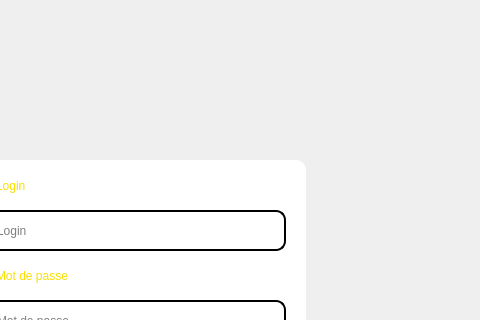
The window that gestion des personnes d'aides/dialog1.ui (yanni2302/smart_parental_monitoring_2A22) describes before a commit, drawn with Qt 5; both pictures show x 475 to 955 and y 0 to 320 of the 955 by 659 pixel window.
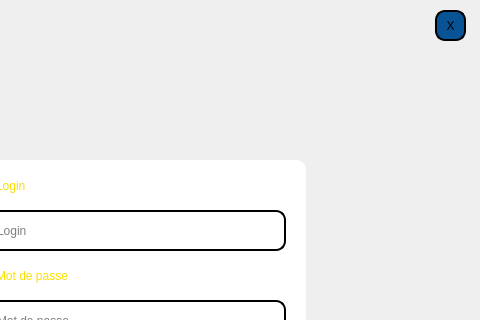
The same window after the commit.

Patch:
```diff
--- a/gestion des personnes d'aides/dialog1.ui
+++ b/gestion des personnes d'aides/dialog1.ui
@@ -189,6 +189,45 @@
     <string>&lt;html&gt;&lt;head/&gt;&lt;body&gt;&lt;p&gt;E-Nanny est une application&lt;/p&gt;&lt;p&gt;desktop de contrôle parental&lt;/p&gt;&lt;p&gt;&lt;br/&gt;&lt;/p&gt;&lt;/body&gt;&lt;/html&gt;</string>
    </property>
   </widget>
+  <widget class="QLabel" name="acces">
+   <property name="geometry">
+    <rect>
+     <x>210</x>
+     <y>460</y>
+     <width>491</width>
+     <height>41</height>
+    </rect>
+   </property>
+   <property name="styleSheet">
+    <string notr="true">color: rgb(0, 52, 148);
+font: 21pt &quot;MS Serif&quot;;</string>
+   </property>
+   <property name="text">
+    <string/>
+   </property>
+  </widget>
+  <widget class="QPushButton" name="QUIT">
+   <property name="geometry">
+    <rect>
+     <x>910</x>
+     <y>10</y>
+     <width>31</width>
+     <height>31</height>
+    </rect>
+   </property>
+   <property name="styleSheet">
+    <string notr="true">border: 2px solid black;
+font: 75 8pt &quot;MS Shell Dlg 2&quot;;
+border-radius: 10px;
+padding: 0 8px;
+background: #085394;
+font: bold, &quot;Comic Sans MS&quot;;;
+text-align:center;</string>
+   </property>
+   <property name="text">
+    <string>X</string>
+   </property>
+  </widget>
  </widget>
  <resources/>
  <connections/>
```
